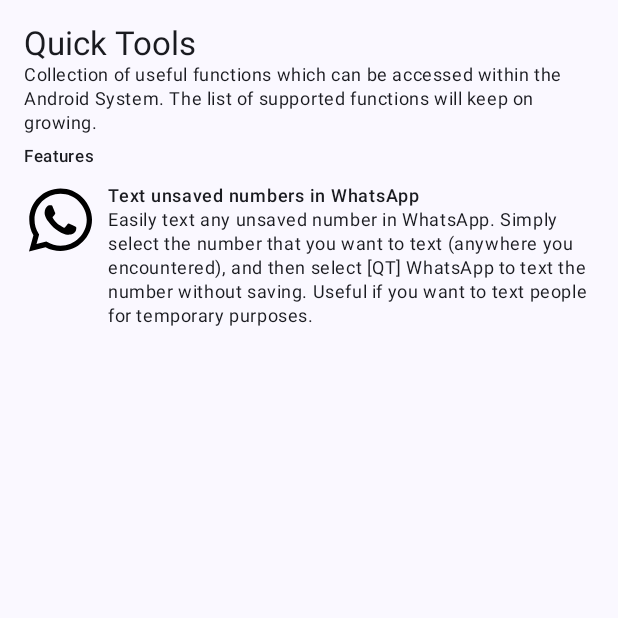
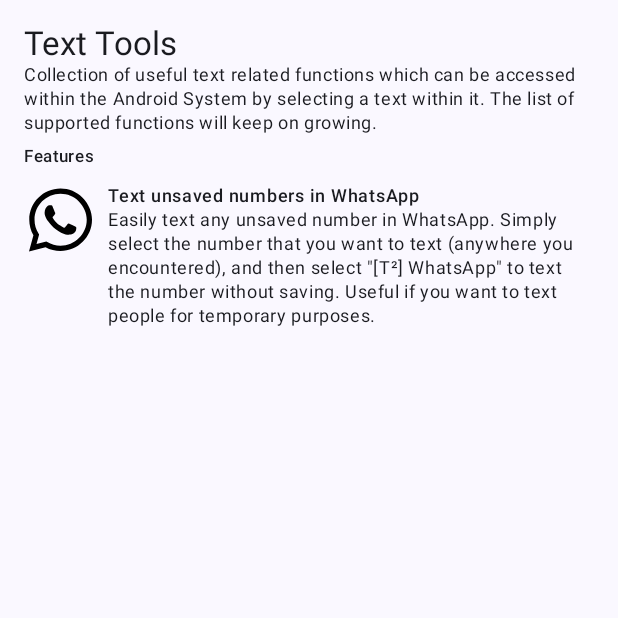
Before and after one commit to corphish/TextTools, an Android app built with Jetpack Compose: the screen it shows after launch (MainActivity), on a phone screen of 412 x 824 dp, the top half of it. Run offline under Robolectric (Android 15) with nearby library versions, the phone set to English and light mode, and no system bars.

Commit message:
Rebrand to Text Tools
Signed-off-by: Avinaba Dalal <d97.avinaba@gmail.com>

```diff
--- a/app/src/main/res/values/strings.xml
+++ b/app/src/main/res/values/strings.xml
@@ -1,10 +1,10 @@
 <resources>
-    <string name="app_name">Quick Tools</string>
-    <string name="quick_tools_whatsapp">[QT] WhatsApp</string>
-    <string name="app_desc">Collection of useful functions which can be accessed within the Android System. The list of supported functions will keep on growing.</string>
+    <string name="app_name">Text Tools</string>
+    <string name="quick_tools_whatsapp">[T\u00B2] WhatsApp</string>
+    <string name="app_desc">Collection of useful text related functions which can be accessed within the Android System by selecting a text within it. The list of supported functions will keep on growing.</string>
 
     <string name="features">Features</string>
 
     <string name="wup_title">Text unsaved numbers in WhatsApp</string>
-    <string name="wup_desc">Easily text any unsaved number in WhatsApp. Simply select the number that you want to text (anywhere you encountered), and then select "[QT] WhatsApp" to text the number without saving. Useful if you want to text people for temporary purposes.</string>
+    <string name="wup_desc">Easily text any unsaved number in WhatsApp. Simply select the number that you want to text (anywhere you encountered), and then select \"[T\u00B2] WhatsApp\" to text the number without saving. Useful if you want to text people for temporary purposes.</string>
 </resources>
```
